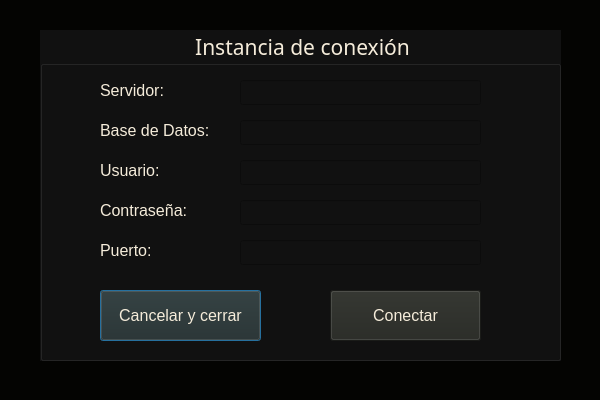
First picture: the form in dbms_connhandler.ui, repository heydenAldana/Mysql-DM, before the edit.
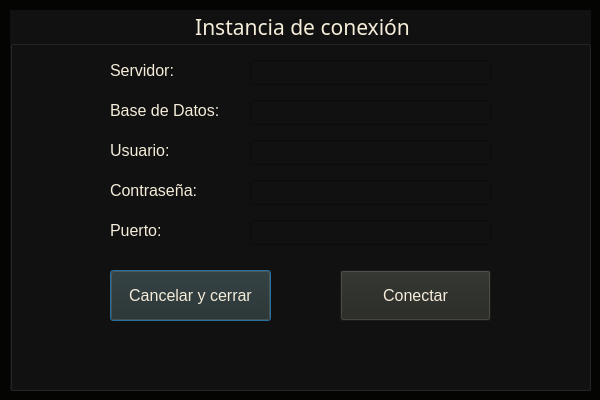
Second picture: the form after the edit.

Commit message: Añadido conexion funcional de prueba en interfaz de conexion (pendiente de optimizar)

Diff of the .ui file:
```diff
--- a/dbms_connhandler.ui
+++ b/dbms_connhandler.ui
@@ -21,10 +21,10 @@
   <widget class="QGroupBox" name="groupBox">
    <property name="geometry">
     <rect>
-     <x>40</x>
-     <y>30</y>
-     <width>521</width>
-     <height>331</height>
+     <x>10</x>
+     <y>10</y>
+     <width>581</width>
+     <height>381</height>
     </rect>
    </property>
    <property name="font">
@@ -45,7 +45,7 @@
    <widget class="QLabel" name="label">
     <property name="geometry">
      <rect>
-      <x>60</x>
+      <x>100</x>
       <y>50</y>
       <width>121</width>
       <height>21</height>
@@ -63,7 +63,7 @@
    <widget class="QLabel" name="label_2">
     <property name="geometry">
      <rect>
-      <x>60</x>
+      <x>100</x>
       <y>90</y>
       <width>131</width>
       <height>21</height>
@@ -81,7 +81,7 @@
    <widget class="QLabel" name="label_3">
     <property name="geometry">
      <rect>
-      <x>60</x>
+      <x>100</x>
       <y>130</y>
       <width>131</width>
       <height>21</height>
@@ -99,7 +99,7 @@
    <widget class="QLabel" name="label_4">
     <property name="geometry">
      <rect>
-      <x>60</x>
+      <x>100</x>
       <y>170</y>
       <width>131</width>
       <height>21</height>
@@ -117,7 +117,7 @@
    <widget class="QLabel" name="label_5">
     <property name="geometry">
      <rect>
-      <x>60</x>
+      <x>100</x>
       <y>210</y>
       <width>131</width>
       <height>21</height>
@@ -135,7 +135,7 @@
    <widget class="QLineEdit" name="leServerName">
     <property name="geometry">
      <rect>
-      <x>200</x>
+      <x>240</x>
       <y>50</y>
       <width>241</width>
       <height>25</height>
@@ -150,7 +150,7 @@
    <widget class="QLineEdit" name="leDatabaseName">
     <property name="geometry">
      <rect>
-      <x>200</x>
+      <x>240</x>
       <y>90</y>
       <width>241</width>
       <height>25</height>
@@ -165,7 +165,7 @@
    <widget class="QLineEdit" name="leUsername">
     <property name="geometry">
      <rect>
-      <x>200</x>
+      <x>240</x>
       <y>130</y>
       <width>241</width>
       <height>25</height>
@@ -180,7 +180,7 @@
    <widget class="QLineEdit" name="lePassword">
     <property name="geometry">
      <rect>
-      <x>200</x>
+      <x>240</x>
       <y>170</y>
       <width>241</width>
       <height>25</height>
@@ -198,7 +198,7 @@
    <widget class="QLineEdit" name="lePort">
     <property name="geometry">
      <rect>
-      <x>200</x>
+      <x>240</x>
       <y>210</y>
       <width>241</width>
       <height>25</height>
@@ -213,7 +213,7 @@
    <widget class="QPushButton" name="btnCancel">
     <property name="geometry">
      <rect>
-      <x>60</x>
+      <x>100</x>
       <y>260</y>
       <width>161</width>
       <height>51</height>
@@ -234,7 +234,7 @@
    <widget class="QPushButton" name="btnConnect">
     <property name="geometry">
      <rect>
-      <x>290</x>
+      <x>330</x>
       <y>260</y>
       <width>151</width>
       <height>51</height>
@@ -252,6 +252,28 @@
      <string>Conectar</string>
     </property>
    </widget>
+   <widget class="QLabel" name="lMessage">
+    <property name="geometry">
+     <rect>
+      <x>40</x>
+      <y>330</y>
+      <width>501</width>
+      <height>41</height>
+     </rect>
+    </property>
+    <property name="font">
+     <font>
+      <family>Source Code Pro Medium</family>
+      <pointsize>11</pointsize>
+     </font>
+    </property>
+    <property name="text">
+     <string/>
+    </property>
+    <property name="alignment">
+     <set>Qt::AlignmentFlag::AlignCenter</set>
+    </property>
+   </widget>
   </widget>
  </widget>
  <resources/>
```
The commit also changes 5 other files.
